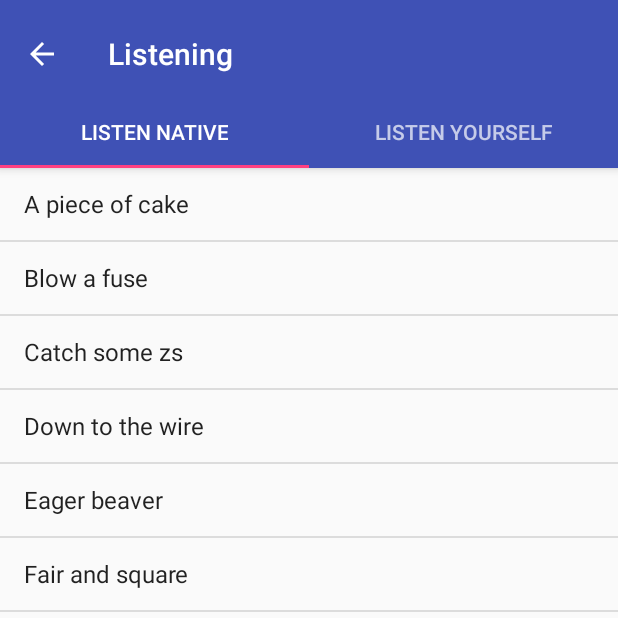
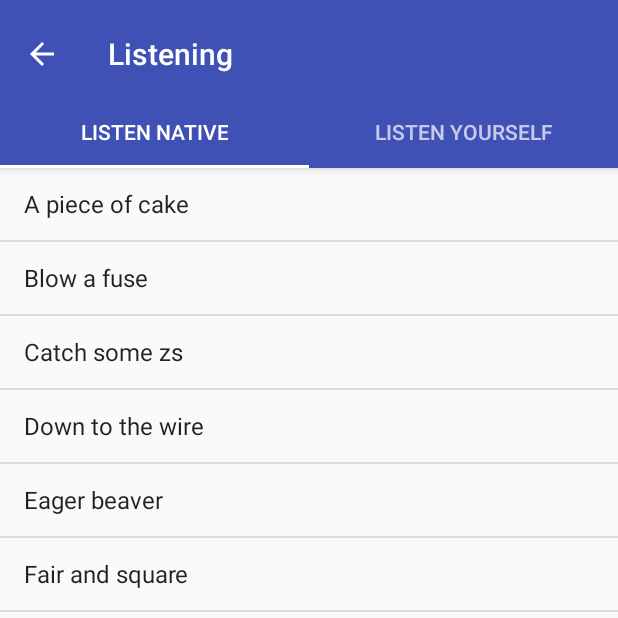
Before and after one commit to spaghettifunk/PARLA, an Android app: the Listening screen opened directly, with no data from a screen before it, on a phone screen of 412 x 824 dp, the top half of it. Run offline under Robolectric (Android 15) with nearby library versions, the phone set to English and light mode, and no system bars; 5 statements that could not run were skipped.

Commit message:
bug fixing

```diff
--- a/Goofing/app/src/main/java/davideberdin/goofing/HistoryActivity.java
+++ b/Goofing/app/src/main/java/davideberdin/goofing/HistoryActivity.java
@@ -149,6 +149,7 @@ public class HistoryActivity extends AppCompatActivity {
 
             hc.setImageFloatArray(data.getImageYValues());
             hc.setImageTimeArray(data.getImageXValues());
+            hc.setImageTitle(data.getTitle());
 
             historyTrendAdapterList.add(hc);
         }
--- a/Goofing/app/src/main/java/davideberdin/goofing/Listening.java
+++ b/Goofing/app/src/main/java/davideberdin/goofing/Listening.java
@@ -1,6 +1,7 @@
 package davideberdin.goofing;
 
 import android.content.Intent;
+import android.graphics.Color;
 import android.net.Uri;
 import android.os.Parcel;
 import android.support.v4.view.MotionEventCompat;
@@ -45,9 +46,6 @@ public class Listening extends AppCompatActivity {
     private UserLocalStore userLocalStore = null;
     private User loggedUser = null;
 
-    private SectionsPagerAdapter mSectionsPagerAdapter;
-    private ViewPager mViewPager;
-
     public static boolean listeningNative = false;
 
     @Override
@@ -66,10 +64,10 @@ public class Listening extends AppCompatActivity {
 
         // Create the adapter that will return a fragment for each of the three
         // primary sections of the activity.
-        mSectionsPagerAdapter = new SectionsPagerAdapter(getSupportFragmentManager());
+        SectionsPagerAdapter mSectionsPagerAdapter = new SectionsPagerAdapter(getSupportFragmentManager());
 
         // Set up the ViewPager with the sections adapter.
-        mViewPager = (ViewPager) findViewById(R.id.container);
+        ViewPager mViewPager = (ViewPager) findViewById(R.id.container);
         mViewPager.setAdapter(mSectionsPagerAdapter);
 
         TabLayout tabLayout = (TabLayout) findViewById(R.id.tabs);
--- a/Goofing/app/src/main/java/davideberdin/goofing/controllers/TrendCard.java
+++ b/Goofing/app/src/main/java/davideberdin/goofing/controllers/TrendCard.java
@@ -4,10 +4,14 @@ public class TrendCard {
 
     private float[] imageFloatArray;
     private String[] imageTimeArray;
+    private String imageTitle;
 
     public void setImageFloatArray(float[] img) { this.imageFloatArray = img; }
     public float[] getImageFloatArray() { return this.imageFloatArray; }
 
     public void setImageTimeArray(String[] img) { this.imageTimeArray = img; }
     public String[] getImageTimeArray() { return this.imageTimeArray; }
+
+    public void setImageTitle(String title) { this.imageTitle = title; }
+    public String getImageTitle() { return this.imageTitle; }
 }
--- a/Goofing/app/src/main/java/davideberdin/goofing/fragments/ListenUser.java
+++ b/Goofing/app/src/main/java/davideberdin/goofing/fragments/ListenUser.java
@@ -4,7 +4,6 @@ import android.os.Bundle;
 import android.support.annotation.Nullable;
 import android.support.v4.app.Fragment;
 import android.view.LayoutInflater;
-import android.view.MotionEvent;
 import android.view.View;
 import android.view.ViewGroup;
 import android.widget.AdapterView;
@@ -14,7 +13,6 @@ import android.widget.ListView;
 import org.json.JSONException;
 
 import java.io.IOException;
-import java.util.ArrayList;
 
 import davideberdin.goofing.Listening;
 import davideberdin.goofing.R;
--- a/Goofing/app/src/main/java/davideberdin/goofing/networking/NetworkingTask.java
+++ b/Goofing/app/src/main/java/davideberdin/goofing/networking/NetworkingTask.java
@@ -255,6 +255,7 @@ public class NetworkingTask extends AsyncTask {
 
                         //region Trend
                         ArrayList<TrendTuple> trend = new ArrayList<>();
+                        ArrayList<String> trendChartsTitle = (ArrayList<String>) responseObject.get(Constants.GET_VOWEL_TREND_TITLES);
                         ArrayList<String> trendCharts = (ArrayList<String>) responseObject.get(Constants.GET_VOWEL_TREND);
                         ArrayList<String> trendChartsDates = (ArrayList<String>) responseObject.get(Constants.GET_VOWEL_TREND_DATES);
 
@@ -280,7 +281,10 @@ public class NetworkingTask extends AsyncTask {
                             x_array = x_array.replace("\"", "");
                             String[] x_split = x_array.split(",");
 
-                            trend.add(new TrendTuple(tempChart, x_split));
+                            // get title
+                            String title = trendChartsTitle.get(i);
+
+                            trend.add(new TrendTuple(tempChart, x_split, title));
                         }
                         //endregion
 
--- a/Goofing/app/src/main/java/davideberdin/goofing/utilities/Constants.java
+++ b/Goofing/app/src/main/java/davideberdin/goofing/utilities/Constants.java
@@ -79,6 +79,7 @@ public class Constants {
     public static final String GET_VOWEL_HISTORY_ID = "ChartId";
     public static final String GET_VOWEL_HISTORY_DATE = "VowelsDate";
     public static final String GET_VOWEL_HISTORY = "VowelsImages";
+    public static final String GET_VOWEL_TREND_TITLES = "TrendImagesTitle";
     public static final String GET_VOWEL_TREND = "TrendImages";
     public static final String GET_VOWEL_TREND_DATES = "TrendImagesTime";
 
--- a/Goofing/app/src/main/res/layout/activity_listening.xml
+++ b/Goofing/app/src/main/res/layout/activity_listening.xml
@@ -27,7 +27,8 @@
         <android.support.design.widget.TabLayout
             android:id="@+id/tabs"
             android:layout_width="match_parent"
-            android:layout_height="wrap_content" />
+            android:layout_height="wrap_content"
+            app:tabIndicatorColor="@android:color/white"/>
     </android.support.design.widget.AppBarLayout>
 
     <android.support.v4.view.ViewPager
--- a/Goofing/app/src/main/res/values/strings.xml
+++ b/Goofing/app/src/main/res/values/strings.xml
@@ -93,5 +93,5 @@
     <string name="password">Password</string>
     <string name="usernameEditTextRegistration">Username</string>
     <string name="fullscreen_button">fullscreen button</string>
-    <string name="lower_is_better">On Y axis, lower is better</string>
+    <string name="lower_is_better">How close the vowel pronunciation was to Native</string>
 </resources>
```
Also changed, not shown: Goofing/app/build.gradle (+15 -7 lines), Goofing/app/src/main/AndroidManifest.xml (+12 -11 lines), Goofing/app/src/main/java/davideberdin/goofing/controllers/HistoryTrendAdapter.java (+9 -0 lines), Goofing/app/src/main/java/davideberdin/goofing/controllers/TrendTuple.java (+6 -1 lines), Goofing/app/src/main/res/layout/trend_card.xml (+7 -0 lines), 1 other file.
